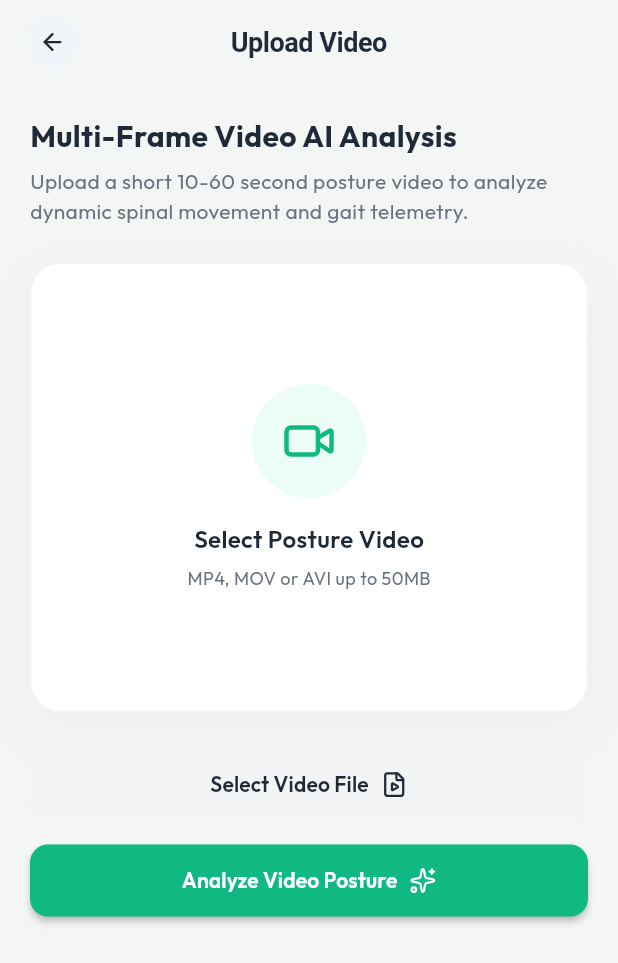
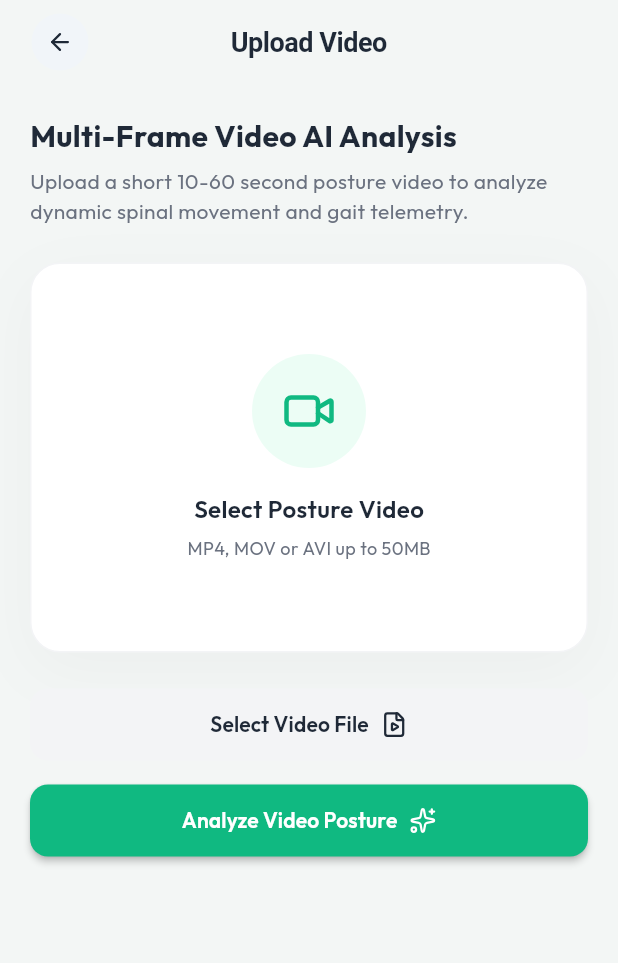
Before and after one commit to Yogesh-56-ace/PDD-app, a Flutter app: the HomeScreen screen opened directly, scrolled down 104 dp, after a tap on "Upload Video", on a phone screen of 412 x 824 dp. Shown: the top 963 px of the screen. Run offline on Flutter 3.47's test engine with Material 3 defaults, Android fonts, the phone set to English and light mode, and no system bars; our stand-ins replace fl_chart, google_fonts, image_picker, lucide_icons, shared_preferences; missing offline and left inert: dart:html; accounts and stored records are empty; network calls fail.

Commit message:
fix(flutter): implement global BaseLayout and custom SafeArea/AppBar positioning for all screens

```diff
--- a/frontend/lib/screens/home_screen.dart
+++ b/frontend/lib/screens/home_screen.dart
@@ -428,9 +428,16 @@ class _HomeScreenState extends State<HomeScreen> {
 
   @override
   Widget build(BuildContext context) {
+    // Disable outer top SafeArea when the current tab manages its own CustomAppBar (e.g. UploadImageScreen)
+    final bool tabHasAppBar = _currentBottomNavIndex == 1;
+
     return Scaffold(
       backgroundColor: AppColors.bgBody,
-      body: SafeArea(child: _buildBody()),
+      body: SafeArea(
+        top: !tabHasAppBar,
+        bottom: true,
+        child: _buildBody(),
+      ),
       bottomNavigationBar: CustomBottomNavBar(
         currentIndex: _currentBottomNavIndex,
         onTap: _onBottomNavTapped,
--- a/frontend/lib/screens/settings_screen.dart
+++ b/frontend/lib/screens/settings_screen.dart
@@ -4,6 +4,7 @@ import 'package:provider/provider.dart';
 import '../constants/app_colors.dart';
 import '../constants/app_text_styles.dart';
 import '../providers/theme_provider.dart';
+import '../widgets/base_layout.dart';
 import '../widgets/custom_app_bar.dart';
 
 class SettingsScreen extends StatefulWidget {
@@ -125,8 +126,8 @@ class _SettingsScreenState extends State<SettingsScreen> {
   Widget build(BuildContext context) {
     final theme = Provider.of<ThemeProvider>(context);
 
-    return Scaffold(
-      appBar: const CustomAppBar(title: 'App Settings'),
+    return BaseLayout(
+      title: 'App Settings',
       body: SingleChildScrollView(
         padding: const EdgeInsets.all(20),
         child: Column(
--- a/frontend/lib/screens/upload_video_screen.dart
+++ b/frontend/lib/screens/upload_video_screen.dart
@@ -4,10 +4,9 @@ import 'package:image_picker/image_picker.dart';
 import 'package:lucide_icons/lucide_icons.dart';
 import '../constants/app_colors.dart';
 import '../constants/app_text_styles.dart';
+import '../widgets/base_layout.dart';
 import '../widgets/custom_button.dart';
 import 'processing_screen.dart';
-
-import '../widgets/custom_app_bar.dart';
 
 class UploadVideoScreen extends StatefulWidget {
   const UploadVideoScreen({super.key});
@@ -20,25 +19,21 @@ class _UploadVideoScreenState extends State<UploadVideoScreen> {
   File? _selectedVideo;
   final ImagePicker _picker = ImagePicker();
 
-  Future<void> _pickVideo() async {
+  Future<void> _pickVideo([ImageSource source = ImageSource.gallery]) async {
     try {
-      final XFile? pickedFile = await _picker.pickVideo(
-        source: ImageSource.gallery,
-        maxDuration: const Duration(minutes: 2),
-      );
+      final pickedFile = await _picker.pickVideo(source: source);
       if (pickedFile != null) {
         setState(() {
           _selectedVideo = File(pickedFile.path);
         });
       }
     } catch (e) {
-      ScaffoldMessenger.of(context).showSnackBar(
-        SnackBar(content: Text('Failed to select video: $e')),
-      );
+      debugPrint('Error picking video: $e');
     }
   }
 
-  void _startAnalysis() {
+  void _analyzeVideo() {
+    if (_selectedVideo == null) return;
     Navigator.push(
       context,
       MaterialPageRoute(
@@ -52,11 +47,9 @@ class _UploadVideoScreenState extends State<UploadVideoScreen> {
 
   @override
   Widget build(BuildContext context) {
-    return Scaffold(
-      backgroundColor: AppColors.bgBody,
-      appBar: const CustomAppBar(title: 'Upload Video'),
-      body: SafeArea(
-        child: SingleChildScrollView(
+    return BaseLayout(
+      title: 'Upload Video',
+      body: SingleChildScrollView(
         padding: const EdgeInsets.all(20),
         child: Column(
           crossAxisAlignment: CrossAxisAlignment.start,
@@ -72,7 +65,7 @@ class _UploadVideoScreenState extends State<UploadVideoScreen> {
             // Video preview zone
             Container(
               width: double.infinity,
-                height: 300,
+              height: 260,
               decoration: BoxDecoration(
                 color: AppColors.cardBg,
                 borderRadius: BorderRadius.circular(20),
@@ -88,7 +81,7 @@ class _UploadVideoScreenState extends State<UploadVideoScreen> {
                       children: [
                         Container(
                           padding: const EdgeInsets.all(24),
-                            decoration: BoxDecoration(
+                          decoration: const BoxDecoration(
                             color: AppColors.primaryLight,
                             shape: BoxShape.circle,
                           ),
@@ -109,7 +102,7 @@ class _UploadVideoScreenState extends State<UploadVideoScreen> {
                         const SizedBox(height: 16),
                         GestureDetector(
                           onTap: () => setState(() => _selectedVideo = null),
-                            child: Text(
+                          child: const Text(
                             'Change Video',
                             style: TextStyle(color: AppColors.alert, fontWeight: FontWeight.bold, fontSize: 13),
                           ),
@@ -121,7 +114,7 @@ class _UploadVideoScreenState extends State<UploadVideoScreen> {
                       children: [
                         Container(
                           padding: const EdgeInsets.all(20),
-                            decoration: BoxDecoration(
+                          decoration: const BoxDecoration(
                             color: AppColors.primaryLight,
                             shape: BoxShape.circle,
                           ),
@@ -141,7 +134,7 @@ class _UploadVideoScreenState extends State<UploadVideoScreen> {
               text: 'Select Video File',
               icon: LucideIcons.fileVideo,
               isSecondary: true,
-                onPressed: _pickVideo,
+              onPressed: () => _pickVideo(ImageSource.gallery),
             ),
 
             const SizedBox(height: 16),
@@ -155,10 +148,9 @@ class _UploadVideoScreenState extends State<UploadVideoScreen> {
                         const SnackBar(content: Text('Please select a video file first.')),
                       );
                     }
-                    : _startAnalysis,
+                  : _analyzeVideo,
             ),
           ],
-          ),
         ),
       ),
     );
--- /dev/null
+++ b/frontend/lib/widgets/base_layout.dart
@@ -0,0 +1,70 @@
+import 'package:flutter/material.dart';
+import '../constants/app_colors.dart';
+import 'custom_app_bar.dart';
+
+/// Reusable Base Layout Wrapper for PostureFixPro.
+/// Inherited by screens to ensure consistent SafeArea, status bar spacing, and AppBar alignment.
+class BaseLayout extends StatelessWidget {
+  final String? title;
+  final Widget body;
+  final PreferredSizeWidget? appBar;
+  final Widget? bottomNavigationBar;
+  final Widget? floatingActionButton;
+  final Color? backgroundColor;
+  final bool showBackButton;
+  final VoidCallback? onBack;
+  final List<Widget>? actions;
+  final bool resizeToAvoidBottomInset;
+  final bool safeAreaTop;
+  final bool safeAreaBottom;
+  final EdgeInsetsGeometry? padding;
+
+  const BaseLayout({
+    super.key,
+    this.title,
+    required this.body,
+    this.appBar,
+    this.bottomNavigationBar,
+    this.floatingActionButton,
+    this.backgroundColor,
+    this.showBackButton = true,
+    this.onBack,
+    this.actions,
+    this.resizeToAvoidBottomInset = true,
+    this.safeAreaTop = false,
+    this.safeAreaBottom = true,
+    this.padding,
+  });
+
+  @override
+  Widget build(BuildContext context) {
+    final PreferredSizeWidget? finalAppBar = appBar ??
+        (title != null
+            ? CustomAppBar(
+                title: title!,
+                showBackButton: showBackButton,
+                onBack: onBack,
+                actions: actions,
+                backgroundColor: backgroundColor,
+              )
+            : null);
+
+    Widget content = body;
+    if (padding != null) {
+      content = Padding(padding: padding!, child: content);
+    }
+
+    return Scaffold(
+      backgroundColor: backgroundColor ?? AppColors.bgBody,
+      resizeToAvoidBottomInset: resizeToAvoidBottomInset,
+      appBar: finalAppBar,
+      bottomNavigationBar: bottomNavigationBar,
+      floatingActionButton: floatingActionButton,
+      body: SafeArea(
+        top: finalAppBar == null ? safeAreaTop : false,
+        bottom: safeAreaBottom,
+        child: content,
+      ),
+    );
+  }
+}
--- a/frontend/lib/widgets/custom_app_bar.dart
+++ b/frontend/lib/widgets/custom_app_bar.dart
@@ -1,16 +1,16 @@
 import 'package:flutter/material.dart';
 import 'package:lucide_icons/lucide_icons.dart';
 import '../constants/app_colors.dart';
-import '../constants/app_text_styles.dart';
 
-/// Reusable Custom Header / AppBar for the Posture Fix Pro Application.
-/// Provides a consistent Material 3 back button and title styling across all secondary screens.
+/// Production-Grade Reusable Custom Header / AppBar for PostureFixPro.
+/// Guarantees safe area positioning below system status bar / notch across all platforms.
 class CustomAppBar extends StatelessWidget implements PreferredSizeWidget {
   final String title;
   final bool showBackButton;
   final VoidCallback? onBack;
   final List<Widget>? actions;
   final Color? backgroundColor;
+  final Color? titleColor;
   final bool centerTitle;
 
   const CustomAppBar({
@@ -20,11 +20,12 @@ class CustomAppBar extends StatelessWidget implements PreferredSizeWidget {
     this.onBack,
     this.actions,
     this.backgroundColor,
+    this.titleColor,
     this.centerTitle = true,
   });
 
   @override
-  Size get preferredSize => const Size.fromHeight(kToolbarHeight);
+  Size get preferredSize => const Size.fromHeight(56.0);
 
   @override
   Widget build(BuildContext context) {
@@ -34,9 +35,15 @@ class CustomAppBar extends StatelessWidget implements PreferredSizeWidget {
       scrolledUnderElevation: 0,
       centerTitle: centerTitle,
       automaticallyImplyLeading: false,
+      toolbarHeight: 56.0,
+      leadingWidth: showBackButton ? 64.0 : 0,
       leading: showBackButton
-          ? Container(
-              margin: const EdgeInsets.only(left: 14, top: 10, bottom: 10),
+          ? Padding(
+              padding: const EdgeInsets.only(left: 16.0),
+              child: Center(
+                child: Container(
+                  width: 38,
+                  height: 38,
                   decoration: const BoxDecoration(
                     color: Color(0xFFF1F5F9),
                     shape: BoxShape.circle,
@@ -54,18 +61,30 @@ class CustomAppBar extends StatelessWidget implements PreferredSizeWidget {
                       }
                     },
                   ),
+                ),
+              ),
             )
           : null,
       title: Text(
         title,
-        style: const TextStyle(
-          color: AppColors.textMain,
+        style: TextStyle(
+          color: titleColor ?? AppColors.textMain,
           fontWeight: FontWeight.w700,
           fontSize: 18,
           letterSpacing: -0.3,
         ),
       ),
-      actions: actions,
+      actions: actions != null
+          ? [
+              Padding(
+                padding: const EdgeInsets.only(right: 12.0),
+                child: Row(
+                  mainAxisSize: MainAxisSize.min,
+                  children: actions!,
+                ),
+              ),
+            ]
+          : null,
     );
   }
 }
```
Also changed, not shown: frontend/lib/main.dart (+8 -0 lines), frontend/lib/screens/ai_report_screen.dart (+18 -13 lines), frontend/lib/screens/alerts_screen.dart (+4 -4 lines), frontend/lib/screens/auth_screen.dart (+5 -4 lines), frontend/lib/screens/live_camera_screen.dart (+5 -6 lines), frontend/lib/screens/monitoring_screen.dart (+3 -6 lines), frontend/lib/screens/onboarding_screen.dart (+5 -4 lines), frontend/lib/screens/processing_screen.dart (+5 -19 lines), frontend/lib/screens/report_details_screen.dart (+10 -13 lines), frontend/lib/screens/splash_screen.dart (+5 -4 lines), frontend/lib/screens/upload_image_screen.dart (+13 -17 lines). Lines whose indentation alone changed are shown as unchanged.
